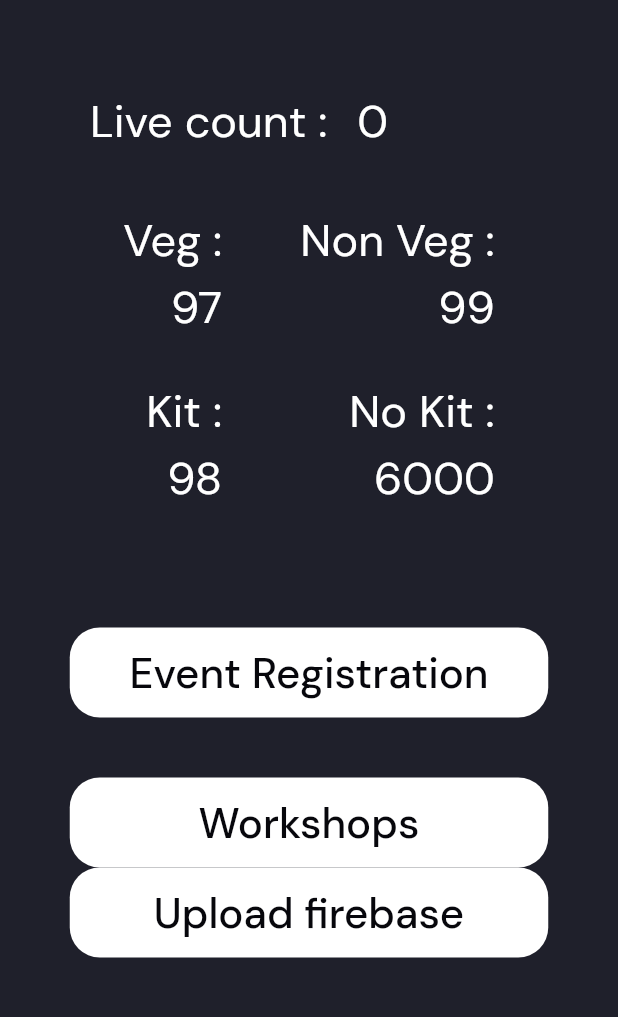
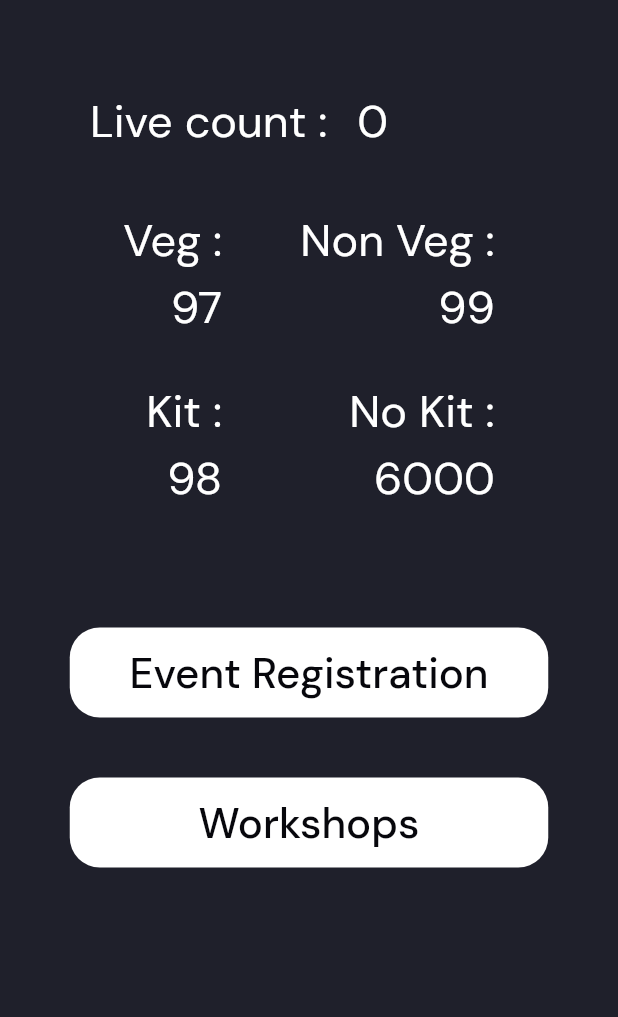
Before and after one commit to sreenath-kp/IEDC-Summit23-Admin, a Flutter app: the screen it shows after launch, on a phone screen of 412 x 824 dp, the part 67-1084 px from its top. Run offline on Flutter 3.47's test engine with Material 2 defaults, Android fonts, the light colour scheme and no system bars; our stand-ins replace cloud_firestore, firebase_core, flutter_riverpod, google_fonts; missing offline and left inert: mobile_scanner; accounts and stored records are empty.

Commit message:
minor changes

```diff
--- a/lib/screens/home_screen.dart
+++ b/lib/screens/home_screen.dart
@@ -97,16 +97,16 @@ class _HomeScreenState extends ConsumerState<HomeScreen> {
               title: "Workshops",
               func: () {},
             ),
-            // const SizedBox(
-            //   height: 50,
+            const SizedBox(
+              height: 50,
+            ),
+            // HomeButton(
+            //   title: "Upload firebase",
+            //   func: () {
+            //     TownscriptRepository(firestore: ref.watch(firestoreProvider))
+            //         .gettingData();
+            //   },
             // ),
-            HomeButton(
-              title: "Upload firebase",
-              func: () {
-                TownscriptRepository(firestore: ref.watch(firestoreProvider))
-                    .gettingData();
-              },
-            ),
           ],
         ),
       ),
--- a/lib/screens/user_id_screen.dart
+++ b/lib/screens/user_id_screen.dart
@@ -49,6 +49,7 @@ class _UserIDScreenState extends ConsumerState<UserIDScreen> {
             ),
             body: Padding(
               padding: const EdgeInsets.all(13),
+              child: Center(
                 child: Column(
                   mainAxisAlignment: MainAxisAlignment.start,
                   crossAxisAlignment: CrossAxisAlignment.center,
@@ -202,6 +203,7 @@ class _UserIDScreenState extends ConsumerState<UserIDScreen> {
                 ),
               ),
             ),
+          ),
           error: (error, stackTrace) => SnackBar(
             content: Text(
               error.toString(),
```
Lines whose indentation alone changed are shown as unchanged.
